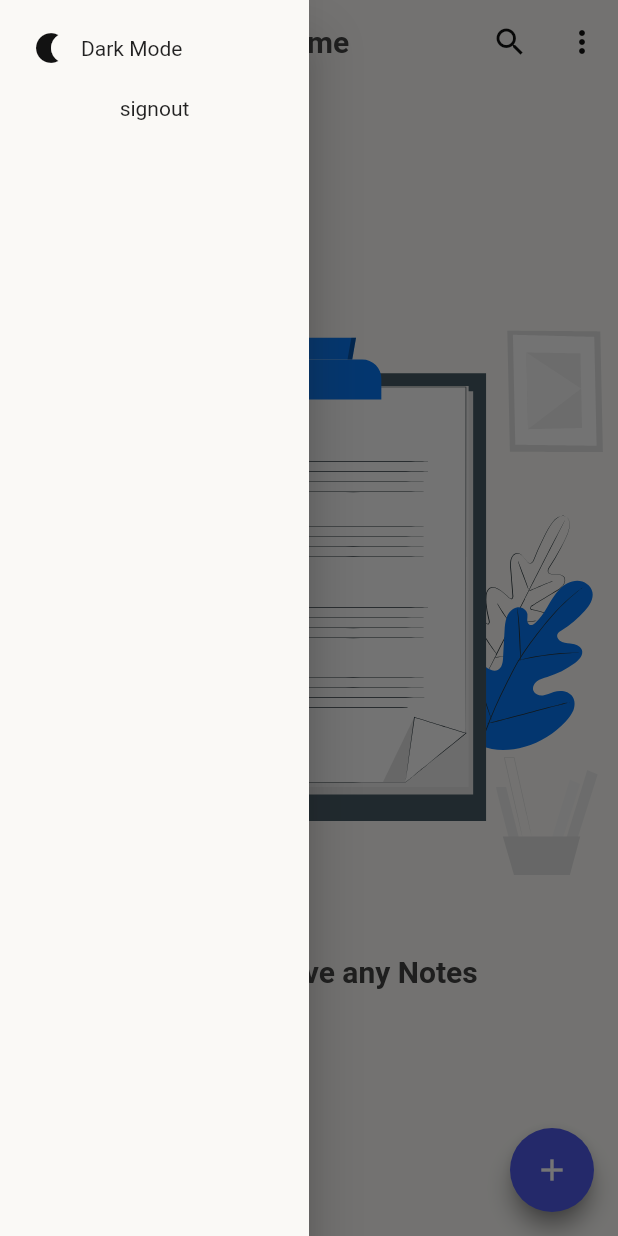
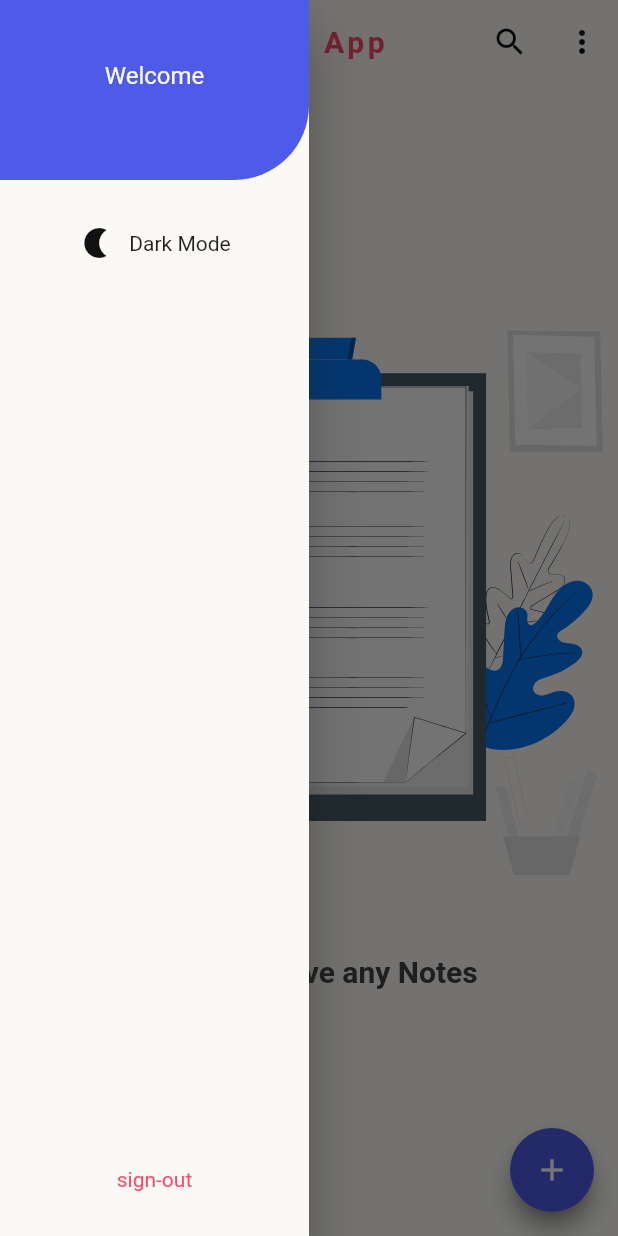
Before and after one commit to gen-eslam/noteApp, a Flutter app: the HomeView screen opened directly, with the side drawer open, on a phone screen of 412 x 824 dp. Run offline on Flutter 3.47's test engine with Material 2 defaults, Android fonts, the phone set to English and light mode, and no system bars; our stand-ins replace get, get_storage, google_fonts, lottie, share, sqflite and 1 more; missing offline and left inert: string_stats; accounts and stored records are empty.

Commit message:
supabase add some future

```diff
--- a/lib/core/helper/database_helper.dart
+++ b/lib/core/helper/database_helper.dart
@@ -12,6 +12,7 @@ class DatabaseHelper {
   static final DatabaseHelper instance = DatabaseHelper._privateConstructor();
 
   static const _dbName = "notes.db";
+  static const _syncDatabase = "syncData.db";
   static const _dbVersion = 1;
   static const _tableName = "notes";
 
@@ -38,41 +39,56 @@ class DatabaseHelper {
         ${Constance.noteDateTimeCreated} TEXT NOT NULL,
         ${Constance.noteDateTimeEdited} TEXT NOT NULL
       )
+      CREATE TABLE $_syncDatabase(
+       ${Constance.noteId} INTEGER PRIMARY KEY,
+        ${Constance.noteTitle} TEXT NOT NULL,
+        ${Constance.noteContent} TEXT NOT NULL,
+        ${Constance.noteDateTimeCreated} TEXT NOT NULL,
+        ${Constance.noteDateTimeEdited} TEXT NOT NULL,
+        ${Constance.dataStatus} TEXT NOT NULL
+      )
       ''');
   }
 
   // Add Note
   Future<int> addNote(Note note) async {
     Database? db = await instance.database;
+    await addOnlineData(note,Constance.dataAdd);
     return await db!.insert(_tableName, note.toJson());
   }
 
   // Delete Note
-  Future<int> deleteNote(int noteId) async {
+  Future<int> deleteNote(Note note) async {
     Database? db = await instance.database;
+    await deleteOnlineDatabaseNotes(note);
+
     return await db!.delete(
       _tableName,
       where: "${Constance.noteId} = ?",
-      whereArgs: [noteId],
+      whereArgs: [note.noteId],
     );
   }
 
   // Delete All Notes
   Future<int> deleteAllNotes() async {
     Database? db = await instance.database;
+    List<Note> notes = await getNoteList();
+    for(Note item in notes){
+      deleteOnlineDatabaseNotes(item);
+    }
     return await db!.delete(_tableName);
   }
 
   // Update Note
   Future<int> updateNote(Note note) async {
     Database? db = await instance.database;
+    await updateOnlineDatabaseNotes(note);
     return await db!.update(
       _tableName,
       note.toJson(),
       where: "${Constance.noteId} = ?",
       whereArgs: [note.noteId],
     );
-
   }
 
   Future<List<Note>> getNoteList() async {
@@ -92,5 +108,91 @@ class DatabaseHelper {
       },
     );
   }
+  /// online data
+  Future<List<Note>> getNoteListOnlineData() async {
+    Database? db = await instance.database;
+    final List<Map<String, dynamic>> maps = await db!.query(_syncDatabase);
+
+    return List.generate(
+      maps.length,
+      (index) {
+        return Note(
+          noteId: maps[index][Constance.noteId],
+          title: maps[index][Constance.noteTitle],
+          content: maps[index][Constance.noteContent],
+          dateTimeEdited: maps[index][Constance.noteDateTimeEdited],
+          dateTimeCreated: maps[index][Constance.noteDateTimeCreated],
+          status: maps[index][Constance.dataStatus],
+        );
+      },
+    );
+  }
+  Future<int> addOnlineData(Note note,String status) async {
+    Database? db = await instance.database;
+    return await db!.insert(_syncDatabase,{
+    Constance.noteId: note.noteId,
+    Constance.noteTitle: note.title,
+    Constance.noteContent: note.content,
+    Constance.noteDateTimeCreated: note.dateTimeCreated,
+    Constance.noteDateTimeEdited: note.dateTimeEdited,
+    Constance.dataStatus: status,
+    });
+  }
+  Future<int> deleteAllOnlineDatabaseNotes() async {
+    Database? db = await instance.database;
+    return await db!.delete(_syncDatabase);
+  }
+  Future<bool> findInOnlineDatabase(int noteId)async{
+    Database? db = await instance.database;
+    List<Map<String, Object?>> _find = await db!.query(
+      _syncDatabase,
+      columns: [Constance.noteId],
+      where: "${Constance.noteId} = ?",
+      whereArgs: [noteId],
+    );
+    return _find.isEmpty;
+
+  }
+  Future<void> updateOnlineDatabaseNotes(Note note) async {
+    Database? db = await instance.database;
+    if(await findInOnlineDatabase(note.noteId!)){
+     await addOnlineData(note, Constance.dataUpdate);
+    }else{
+      await db!.update(
+        _syncDatabase,
+        {
+          Constance.noteId: note.noteId,
+          Constance.noteTitle: note.title,
+          Constance.noteContent: note.content,
+          Constance.noteDateTimeCreated: note.dateTimeCreated,
+          Constance.noteDateTimeEdited: note.dateTimeEdited,
+          Constance.dataStatus: Constance.dataUpdate,
+        },
+        where: "${Constance.noteId} = ?",
+        whereArgs: [note.noteId],
+      );
+    }
+  }
+  Future<void> deleteOnlineDatabaseNotes(Note note) async {
+    Database? db = await instance.database;
+    if(await findInOnlineDatabase(note.noteId!)){
+     await addOnlineData(note, Constance.dataDelete);
+    }else{
+      await db!.update(
+        _syncDatabase,
+        {
+          Constance.noteId: note.noteId,
+          Constance.noteTitle: note.title,
+          Constance.noteContent: note.content,
+          Constance.noteDateTimeCreated: note.dateTimeCreated,
+          Constance.noteDateTimeEdited: note.dateTimeEdited,
+          Constance.dataStatus: Constance.dataDelete,
+        },
+        where: "${Constance.noteId} = ?",
+        whereArgs: [note.noteId],
+      );
+    }
+  }
+
 
 }
--- a/lib/core/themes/theme.dart
+++ b/lib/core/themes/theme.dart
@@ -16,7 +16,7 @@ class ThemesApp {
     backgroundColor: offWhite,
     drawerTheme: DrawerThemeData(
       backgroundColor: offWhite,
-      width: Get.width / 2,
+      width: Get.width/2,
     ),
     floatingActionButtonTheme: const FloatingActionButtonThemeData(
       backgroundColor: bluishClr,
@@ -55,7 +55,7 @@ class ThemesApp {
     ),
     drawerTheme: DrawerThemeData(
       backgroundColor: darkGreyClr,
-      width: Get.width / 2,
+      width: Get.width/2,
     ),
     textTheme: TextTheme(
       headline6: GoogleFonts.roboto(),
--- a/lib/core/utils/constance.dart
+++ b/lib/core/utils/constance.dart
@@ -22,6 +22,14 @@ class Constance {
           ],
         ),
       );
+
+
+  /// database Status
+  static String dataStatus = "status";
+  static String dataAdd = "add";
+  static String dataUpdate = "update";
+  static String dataDelete = "delete";
+
 
   /// user model
   static String userId = "id";
--- a/lib/core/view_model/auth_view_model.dart
+++ b/lib/core/view_model/auth_view_model.dart
@@ -49,7 +49,7 @@ class AuthViewModel extends GetxController {
         .signInWithEmail(email: email.text, password: password.text)
         .then((value) {
       print("success");
-      putDataFromBoxStorage(name:name.text,email:email.text,id: value.user!.id);
+      putDataFromBoxStorage(name:value.user!.userMetadata!["name"],email:email.text,id: value.user!.id);
       inProcess = false;
       update();
       clearController();
@@ -92,7 +92,6 @@ class AuthViewModel extends GetxController {
     } else {
       suffixConfirmPassIcon = null;
     }
-    // print(isNotEqual);
     update();
   }
 
--- a/lib/core/view_model/note_view_model.dart
+++ b/lib/core/view_model/note_view_model.dart
@@ -2,6 +2,7 @@ import 'package:flutter/cupertino.dart';
 import 'package:get/get.dart';
 import 'package:intl/intl.dart';
 import 'package:notes/core/helper/database_helper.dart';
+import 'package:notes/core/utils/get_storage.dart';
 import 'package:share/share.dart';
 import 'package:string_stats/string_stats.dart';
 
@@ -13,14 +14,17 @@ class NoteViewModel extends GetxController {
   TextEditingController titleController = TextEditingController();
   TextEditingController contentController = TextEditingController();
   List<Note> noteList = [];
+  late final String drawerText;
 
   int contentWordCount = 0, contentCharCount = 0;
 
   @override
   void onInit() {
+   drawerText = getTextFromBoxStorage();
     getAllNotes();
     super.onInit();
   }
+
   @override
   void onReady() {
     super.onReady();
@@ -33,7 +37,7 @@ class NoteViewModel extends GetxController {
   Future<void> addNoteToDatabase() async {
     String title = titleController.text;
     String content = contentController.text;
-    title.trim().isEmpty ?title ="unNamed" :title;
+    title.trim().isEmpty ? title = "unNamed" : title;
     Note note = Note(
       title: title,
       content: content,
@@ -49,8 +53,8 @@ class NoteViewModel extends GetxController {
     Get.back();
   }
 
-  Future<void> deleteNote(int noteId) async {
-    await DatabaseHelper.instance.deleteNote(noteId);
+  Future<void> deleteNote(Note note) async {
+    await DatabaseHelper.instance.deleteNote(note);
     getAllNotes();
   }
 
@@ -58,14 +62,15 @@ class NoteViewModel extends GetxController {
     await DatabaseHelper.instance.deleteAllNotes();
     getAllNotes();
   }
-  Future<void> updateNote(int id ,String dateCreated)async{
+
+  Future<void> updateNote(int id, String dateCreated) async {
     String title = titleController.text;
     String content = contentController.text;
     Note note = Note(
       noteId: id,
       title: title,
       content: content,
-      dateTimeCreated:dateCreated,
+      dateTimeCreated: dateCreated,
       dateTimeEdited: DateFormat(Constance.dateFormat).format(DateTime.now()),
     );
 
@@ -78,23 +83,29 @@ class NoteViewModel extends GetxController {
     Get.back();
   }
 
-  Future<void> getAllNotes()async {
+  Future<void> getAllNotes() async {
     noteList = await DatabaseHelper.instance.getNoteList();
     update();
   }
 
-  void shareNote(String title,String content){
-      Share.share("$title \n $content \n created my gen");
-  }
-  void clearAddNote(){
-    titleController.text ="";
-    contentController.text="";
-    Get.back();
-
+  void shareNote(String title, String content) {
+    Share.share("$title \n $content \n created my gen");
   }
 
+  void clearAddNote() {
+    titleController.text = "";
+    contentController.text = "";
+    Get.back();
+  }
 
-  void changeTheme(){
+  String getTextFromBoxStorage() {
+    if (BoxStorage().getString(Constance.userId) != null) {
+      return "Welcome \n ${BoxStorage().getString(Constance.userName)}";
+    }
+    return "Welcome";
+  }
+
+  void changeTheme() {
     ThemeService().switchTheme();
     update();
   }
--- a/lib/model/note_model.dart
+++ b/lib/model/note_model.dart
@@ -2,7 +2,7 @@ import '../core/utils/constance.dart';
 
 class Note {
   int? noteId;
-  String? title, content, dateTimeEdited, dateTimeCreated;
+  String? title, content, dateTimeEdited, dateTimeCreated, status;
 
   Note({
     this.noteId,
@@ -10,6 +10,7 @@ class Note {
     this.title,
     this.dateTimeCreated,
     this.dateTimeEdited,
+    this.status,
   });
 
   factory Note.fromJson(Map<dynamic, dynamic> json) => Note(
@@ -20,13 +21,34 @@ class Note {
         dateTimeEdited: json[Constance.noteDateTimeEdited],
       );
 
+
+
   toJson() {
     return {
-      Constance.noteId:noteId,
+      Constance.noteId: noteId,
       Constance.noteTitle: title,
       Constance.noteContent: content,
       Constance.noteDateTimeCreated: dateTimeCreated,
       Constance.noteDateTimeEdited: dateTimeEdited,
     };
   }
+  factory Note.fromOnlineDataBaseJson(Map<dynamic, dynamic> json) => Note(
+    title: json[Constance.noteTitle],
+    content: json[Constance.noteContent],
+    noteId: json[Constance.noteId],
+    dateTimeCreated: json[Constance.noteDateTimeCreated],
+    dateTimeEdited: json[Constance.noteDateTimeEdited],
+    status: json[Constance.dataStatus],
+  );
+
+  toOnlineDataBaseJson() {
+    return {
+      Constance.noteId: noteId,
+      Constance.noteTitle: title,
+      Constance.noteContent: content,
+      Constance.noteDateTimeCreated: dateTimeCreated,
+      Constance.noteDateTimeEdited: dateTimeEdited,
+      Constance.dataStatus: status,
+    };
+  }
 }
--- a/lib/view/home_view.dart
+++ b/lib/view/home_view.dart
@@ -7,31 +7,22 @@ import 'package:notes/view/widgets/alert_dialog.dart';
 import 'package:notes/view/search_bar.dart';
 
 import '../core/themes/theme.dart';
+import '../core/utils/constance.dart';
 import 'add_new_note_view.dart';
 import 'note_details_view.dart';
 
 class HomeView extends GetWidget<NoteViewModel> {
   const HomeView({super.key});
 
-
   @override
   Widget build(BuildContext context) {
     return Scaffold(
-      backgroundColor: Theme
-          .of(context)
-          .backgroundColor,
+      backgroundColor: Theme.of(context).backgroundColor,
       appBar: AppBar(
-        title: Text(
-          "Home",
-          style: textAppBarTheme(context),
-        ),
-        backgroundColor: Theme
-            .of(context)
-            .backgroundColor,
+        title: Constance.appText(context),
+        backgroundColor: Theme.of(context).backgroundColor,
         centerTitle: true,
-        iconTheme: Theme
-            .of(context)
-            .iconTheme,
+        iconTheme: Theme.of(context).iconTheme,
         actions: [
           IconButton(
             icon: const Icon(Icons.search),
@@ -46,8 +37,7 @@ class HomeView extends GetWidget<NoteViewModel> {
                   context: context,
                   builder: (context) {
                     return AlertDialogWidget(
-                      contentText:
-                      "Are you sure you want to delete all notes?",
+                      contentText: "Are you sure you want to delete all notes?",
                       confirmFunction: () {
                         controller.deleteAllNote();
                         Get.back();
@@ -60,13 +50,11 @@ class HomeView extends GetWidget<NoteViewModel> {
                 );
               }
             },
-            itemBuilder: (context) =>
-            [
+            itemBuilder: (context) => [
               const PopupMenuItem(
                 value: 0,
                 child: Text(
                   "Delete All Notes",
-
                 ),
               )
             ],
@@ -75,11 +63,9 @@ class HomeView extends GetWidget<NoteViewModel> {
       ),
       body: GetBuilder<NoteViewModel>(
         builder: (_) =>
-        controller.isEmpty()
-            ? _emptyNotes(context)
-            : _viewNotes(),
+            controller.isEmpty() ? _emptyNotes(context) : _viewNotes(),
       ),
-      drawer: _drawer(),
+      drawer: _drawer(context),
       floatingActionButton: FloatingActionButton(
         onPressed: () {
           Get.to(() => const AddNewNoteView());
@@ -136,11 +122,10 @@ class HomeView extends GetWidget<NoteViewModel> {
                   context: context,
                   builder: (context) {
                     return AlertDialogWidget(
-                      contentText:
-                      "Are you sure you want to delete the note?",
+                      contentText: "Are you sure you want to delete the note?",
                       confirmFunction: () {
                         controller
-                            .deleteNote(controller.noteList[index].noteId!);
+                            .deleteNote(controller.noteList[index]);
                         Get.back();
                       },
                       declineFunction: () {
@@ -198,44 +183,72 @@ class HomeView extends GetWidget<NoteViewModel> {
     );
   }
 
-  Widget _drawer() {
-    return GetBuilder<NoteViewModel>(
-        builder: (controller) {
+  Widget _drawer(BuildContext context) {
+    return GetBuilder<NoteViewModel>(builder: (controller) {
       return Drawer(
           child: SafeArea(
-                child: Padding(
-                  padding: const EdgeInsets.all(20),
+        minimum: const EdgeInsets.only(bottom: 30),
         child: Column(
+          crossAxisAlignment: CrossAxisAlignment.center,
           children: [
+            Container(
+              height: 120,
+              alignment: AlignmentDirectional.center,
+              width: double.infinity,
+              decoration: BoxDecoration(
+                color: Theme.of(context).primaryColor,
+                borderRadius: const BorderRadius.only(
+                  bottomRight: Radius.circular(50),
+                ),
+              ),
+              child: Text(
+                controller.drawerText,
+                textAlign: TextAlign.center,
+                style: textContentTheme(context).copyWith(
+                  color: offWhite,
+                ),
+              ),
+            ),
+           const SizedBox(height: 30,),
+            Expanded(
+              child: Column(
+                children:
+                [
                   GestureDetector(
                     onTap: () {
                       controller.changeTheme();
                     },
                     child: Row(
+                      mainAxisAlignment: MainAxisAlignment.center,
                       children: [
-                            Icon(Get.isDarkMode ? Icons.sunny : Icons
-                                .nightlight),
-                            const SizedBox(width: 10,),
-                            Text(Get.isDarkMode ? "Light Mode" : "Dark Mode",),
+                        Icon(Get.isDarkMode ? Icons.sunny : Icons.nightlight),
+                        const SizedBox(
+                          width: 10,
+                        ),
+                        Text(
+                          Get.isDarkMode ? "Light Mode" : "Dark Mode",
+                        ),
                       ],
                     ),
                   ),
-                      SizedBox(height: 20,),
+
+                ],
+              ),
+            ),
             GetBuilder<AuthViewModel>(
                 init: AuthViewModel(),
                 builder: (logic) {
-
                   return GestureDetector(
                     onTap: () {
                       controller.noteList.clear();
                       logic.signOut();
-
                     },
-                          child:  Text("signout",),
+                    child: const Text(
+                      "sign-out",style: TextStyle(color: pinkClr),
+                    ),
                   );
                 }),
           ],
-                  ),
         ),
       ));
     });
--- a/lib/view/note_details_view.dart
+++ b/lib/view/note_details_view.dart
@@ -57,7 +57,7 @@ class NoteDetailView extends StatelessWidget {
                                     "Are you sure you want to delete the note?",
                                 confirmFunction: () {
                                   controller.deleteNote(
-                                      controller.noteList[i].noteId!);
+                                      controller.noteList[i]);
                                   Get.offAll(const HomeView());
                                 },
                                 declineFunction: () {
```
Also changed, not shown: lib/main.dart (+7 -4 lines). Lines whose indentation alone changed are shown as unchanged.
